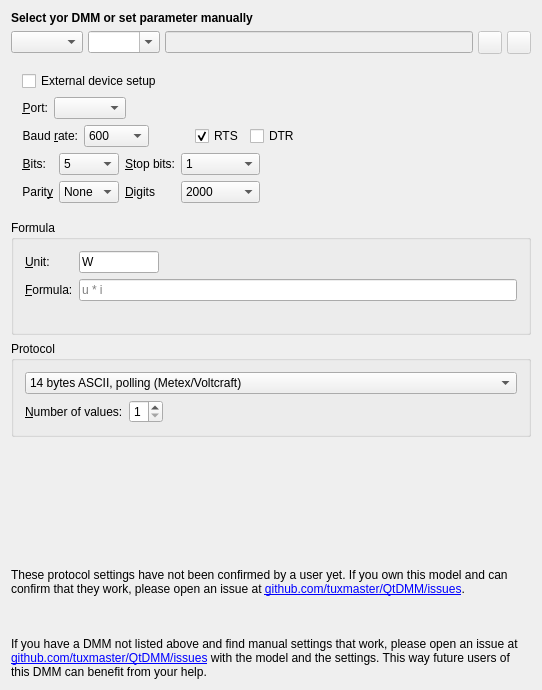
Before: the Qt Designer form src/ui/uidmmprefs.ui in tuxmaster/QtDMM, drawn with Qt 5.
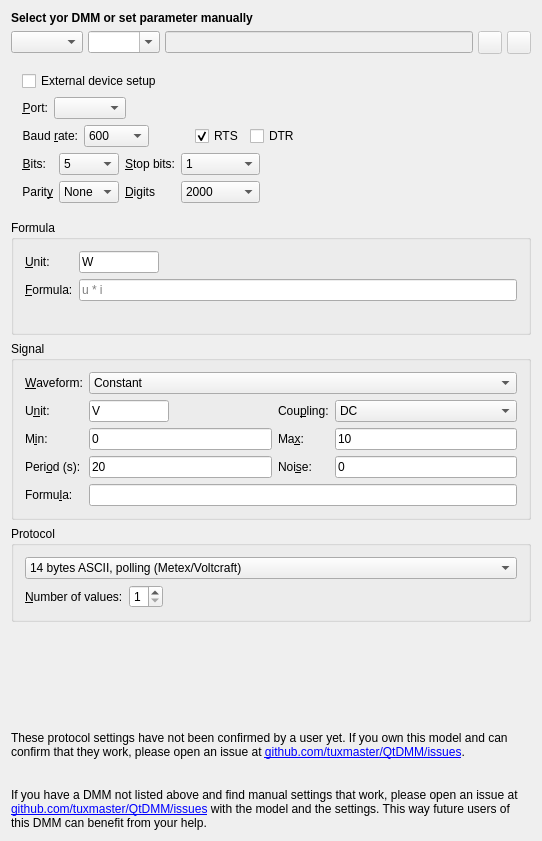
After: the same form once the commit is applied. Icons and pictures are not drawn. Custom widgets are drawn as their Qt base class.

Commit message: Virtual meter: a built-in signal generator

The edit to the form file:
```diff
--- a/src/ui/uidmmprefs.ui
+++ b/src/ui/uidmmprefs.ui
@@ -622,6 +622,167 @@
      </layout>
     </widget>
    </item>
+   <item>
+    <widget class="QGroupBox" name="ui_virtualGroup">
+     <property name="title">
+      <string>Signal</string>
+     </property>
+     <layout class="QGridLayout" name="gridLayout_virtual">
+      <item row="0" column="0">
+       <widget class="QLabel" name="ui_virtualSignalLabel">
+        <property name="text">
+         <string>&amp;Waveform:</string>
+        </property>
+        <property name="buddy">
+         <cstring>ui_virtualSignal</cstring>
+        </property>
+       </widget>
+      </item>
+      <item row="0" column="1" colspan="3">
+       <widget class="QComboBox" name="ui_virtualSignal">
+        <property name="whatsThis">
+         <string>What the virtual meter shows over time. Constant and Random stay within Min..Max; the periodic waveforms swing between Min and Max once per Period; Discharge falls from Max towards Min with the time constant Period; Custom uses your own formula (t = seconds since connecting).</string>
+        </property>
+        <item><property name="text"><string>Constant</string></property></item>
+        <item><property name="text"><string>Random</string></property></item>
+        <item><property name="text"><string>Sine</string></property></item>
+        <item><property name="text"><string>Triangle</string></property></item>
+        <item><property name="text"><string>Square</string></property></item>
+        <item><property name="text"><string>Sawtooth</string></property></item>
+        <item><property name="text"><string>Discharge</string></property></item>
+        <item><property name="text"><string>Custom formula</string></property></item>
+       </widget>
+      </item>
+      <item row="1" column="0">
+       <widget class="QLabel" name="ui_virtualUnitLabel">
+        <property name="text">
+         <string>U&amp;nit:</string>
+        </property>
+        <property name="buddy">
+         <cstring>ui_virtualUnit</cstring>
+        </property>
+       </widget>
+      </item>
+      <item row="1" column="1">
+       <widget class="QLineEdit" name="ui_virtualUnit">
+        <property name="maximumSize">
+         <size>
+          <width>80</width>
+          <height>16777215</height>
+         </size>
+        </property>
+        <property name="text">
+         <string notr="true">V</string>
+        </property>
+       </widget>
+      </item>
+      <item row="1" column="2">
+       <widget class="QLabel" name="ui_virtualCouplingLabel">
+        <property name="text">
+         <string>Cou&amp;pling:</string>
+        </property>
+        <property name="buddy">
+         <cstring>ui_virtualCoupling</cstring>
+        </property>
+       </widget>
+      </item>
+      <item row="1" column="3">
+       <widget class="QComboBox" name="ui_virtualCoupling">
+        <item><property name="text"><string notr="true">DC</string></property></item>
+        <item><property name="text"><string notr="true">AC</string></property></item>
+       </widget>
+      </item>
+      <item row="2" column="0">
+       <widget class="QLabel" name="ui_virtualMinLabel">
+        <property name="text">
+         <string>M&amp;in:</string>
+        </property>
+        <property name="buddy">
+         <cstring>ui_virtualMin</cstring>
+        </property>
+       </widget>
+      </item>
+      <item row="2" column="1">
+       <widget class="QLineEdit" name="ui_virtualMin">
+        <property name="text">
+         <string notr="true">0</string>
+        </property>
+       </widget>
+      </item>
+      <item row="2" column="2">
+       <widget class="QLabel" name="ui_virtualMaxLabel">
+        <property name="text">
+         <string>Ma&amp;x:</string>
+        </property>
+        <property name="buddy">
+         <cstring>ui_virtualMax</cstring>
+        </property>
+       </widget>
+      </item>
+      <item row="2" column="3">
+       <widget class="QLineEdit" name="ui_virtualMax">
+        <property name="text">
+         <string notr="true">10</string>
+        </property>
+       </widget>
+      </item>
+      <item row="3" column="0">
+       <widget class="QLabel" name="ui_virtualPeriodLabel">
+        <property name="text">
+         <string>Peri&amp;od (s):</string>
+        </property>
+        <property name="buddy">
+         <cstring>ui_virtualPeriod</cstring>
+        </property>
+       </widget>
+      </item>
+      <item row="3" column="1">
+       <widget class="QLineEdit" name="ui_virtualPeriod">
+        <property name="text">
+         <string notr="true">20</string>
+        </property>
+       </widget>
+      </item>
+      <item row="3" column="2">
+       <widget class="QLabel" name="ui_virtualNoiseLabel">
+        <property name="text">
+         <string>Noi&amp;se:</string>
+        </property>
+        <property name="buddy">
+         <cstring>ui_virtualNoise</cstring>
+        </property>
+       </widget>
+      </item>
+      <item row="3" column="3">
+       <widget class="QLineEdit" name="ui_virtualNoise">
+        <property name="whatsThis">
+         <string>Peak-to-peak amplitude of random noise added to the signal, in the unit above. 0 for a clean signal.</string>
+        </property>
+        <property name="text">
+         <string notr="true">0</string>
+        </property>
+       </widget>
+      </item>
+      <item row="4" column="0">
+       <widget class="QLabel" name="ui_virtualFormulaLabel">
+        <property name="text">
+         <string>Formu&amp;la:</string>
+        </property>
+        <property name="buddy">
+         <cstring>ui_virtualFormula</cstring>
+        </property>
+       </widget>
+      </item>
+      <item row="4" column="1" colspan="3">
+       <widget class="QLineEdit" name="ui_virtualFormula">
+        <property name="whatsThis">
+         <string>The formula the waveform above expands to; editable with Custom formula. t is the time in seconds since connecting, pi, sin, cos, exp, floor, sqrt, abs, rand() and the readings of other instances may be used.</string>
+        </property>
+       </widget>
+      </item>
+     </layout>
+    </widget>
+   </item>
    <item>
     <widget class="QGroupBox" name="ui_protocol">
      <property name="title">
```
The commit also changes 17 other files.
